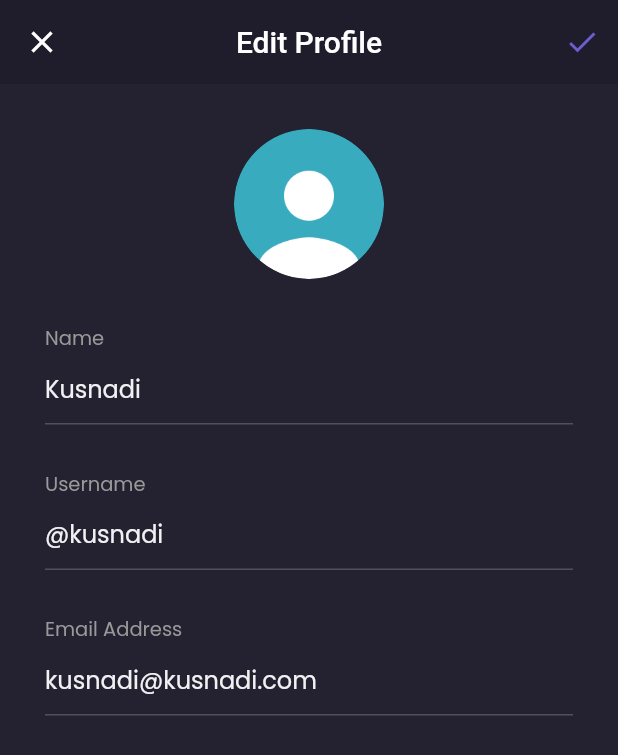
After one commit to aceeenn/sepatuku-mobile, a Flutter app: the EditProfilePage screen opened by its route, on a phone screen of 412 x 824 dp. The commit adds this screen. Shown: the top 755 px of the screen. Run offline on Flutter 3.47's test engine with Material 2 defaults, Android fonts, the phone set to English and light mode, and no system bars; our stand-ins replace google_fonts.

Commit message:
add edit_profile_page

```diff
--- a/lib/main.dart
+++ b/lib/main.dart
@@ -2,6 +2,7 @@
 
 import 'package:flutter/material.dart';
 import 'package:sepatuku/pages/detail_chat_page.dart';
+import 'package:sepatuku/pages/home/edit_profile_page.dart';
 import 'package:sepatuku/pages/home/main_page.dart';
 import 'package:sepatuku/pages/sign_in_page.dart';
 import 'package:sepatuku/pages/sign_up_page.dart';
@@ -23,6 +24,7 @@
         '/sign-up': (context) => SignUpPage(),
         '/home': (context) => MainPage(),
         '/detail-chat': (context) => DetailChatPage(),
+        '/edit-profile': (context) => EditProfilePage(),
       },
     );
   }
--- /dev/null
+++ b/lib/pages/home/edit_profile_page.dart
@@ -0,0 +1,169 @@
+// ignore_for_file: prefer_const_constructors
+
+import 'package:flutter/material.dart';
+import 'package:sepatuku/theme.dart';
+
+class EditProfilePage extends StatelessWidget {
+  const EditProfilePage({Key? key}) : super(key: key);
+
+  @override
+  Widget build(BuildContext context) {
+    PreferredSizeWidget header() {
+      return AppBar(
+        leading: IconButton(
+          icon: Icon(Icons.close),
+          onPressed: () {
+            Navigator.pop(context);
+          },
+        ),
+        backgroundColor: backgroundColor1,
+        elevation: 0,
+        centerTitle: true,
+        title: Text(
+          'Edit Profile',
+        ),
+        actions: [
+          IconButton(
+            icon: Icon(
+              Icons.check,
+              color: primaryColor,
+            ),
+            onPressed: () {},
+          ),
+        ],
+      );
+    }
+
+    Widget nameInput() {
+      return Container(
+        margin: EdgeInsets.only(
+          top: 30,
+        ),
+        child: Column(
+          crossAxisAlignment: CrossAxisAlignment.start,
+          children: [
+            Text(
+              'Name',
+              style: secondaryTextStyle.copyWith(
+                fontSize: 13,
+              ),
+            ),
+            TextFormField(
+              style: primaryTextStyle,
+              decoration: InputDecoration(
+                hintText: 'Kusnadi',
+                hintStyle: primaryTextStyle,
+                enabledBorder: UnderlineInputBorder(
+                  borderSide: BorderSide(
+                    color: subtitleColor,
+                  ),
+                ),
+              ),
+            ),
+          ],
+        ),
+      );
+    }
+
+    Widget usernameInput() {
+      return Container(
+        margin: EdgeInsets.only(
+          top: 30,
+        ),
+        child: Column(
+          crossAxisAlignment: CrossAxisAlignment.start,
+          children: [
+            Text(
+              'Username',
+              style: secondaryTextStyle.copyWith(
+                fontSize: 13,
+              ),
+            ),
+            TextFormField(
+              style: primaryTextStyle,
+              decoration: InputDecoration(
+                hintText: '@kusnadi',
+                hintStyle: primaryTextStyle,
+                enabledBorder: UnderlineInputBorder(
+                  borderSide: BorderSide(
+                    color: subtitleColor,
+                  ),
+                ),
+              ),
+            ),
+          ],
+        ),
+      );
+    }
+
+    Widget emailInput() {
+      return Container(
+        margin: EdgeInsets.only(
+          top: 30,
+        ),
+        child: Column(
+          crossAxisAlignment: CrossAxisAlignment.start,
+          children: [
+            Text(
+              'Email Address',
+              style: secondaryTextStyle.copyWith(
+                fontSize: 13,
+              ),
+            ),
+            TextFormField(
+              style: primaryTextStyle,
+              decoration: InputDecoration(
+                hintText: 'kusnadi@kusnadi.com',
+                hintStyle: primaryTextStyle,
+                enabledBorder: UnderlineInputBorder(
+                  borderSide: BorderSide(
+                    color: subtitleColor,
+                  ),
+                ),
+              ),
+            ),
+          ],
+        ),
+      );
+    }
+
+    Widget content() {
+      return Container(
+        width: double.infinity,
+        padding: EdgeInsets.symmetric(
+          horizontal: defaultMargin,
+        ),
+        child: Column(
+          crossAxisAlignment: CrossAxisAlignment.center,
+          children: [
+            Container(
+              width: 100,
+              height: 100,
+              margin: EdgeInsets.only(
+                top: defaultMargin,
+              ),
+              decoration: BoxDecoration(
+                shape: BoxShape.circle,
+                image: DecorationImage(
+                  image: AssetImage(
+                    'assets/image_profile.png',
+                  ),
+                ),
+              ),
+            ),
+            nameInput(),
+            usernameInput(),
+            emailInput(),
+          ],
+        ),
+      );
+    }
+
+    return Scaffold(
+      backgroundColor: backgroundColor3,
+      appBar: header(),
+      body: content(),
+      resizeToAvoidBottomInset: false,
+    );
+  }
+}
--- a/lib/pages/home/main_page.dart
+++ b/lib/pages/home/main_page.dart
@@ -135,7 +135,7 @@
     }
 
     return Scaffold(
-      backgroundColor: backgroundColor1,
+      backgroundColor: currentIndex == 0 ? backgroundColor1 : backgroundColor3,
       floatingActionButton: cartButton(),
       floatingActionButtonLocation: FloatingActionButtonLocation.centerDocked,
       bottomNavigationBar: customBottomNav(),
--- a/lib/pages/home/profile_page.dart
+++ b/lib/pages/home/profile_page.dart
@@ -6,7 +6,7 @@
 class ProfilePage extends StatelessWidget {
   const ProfilePage({Key? key}) : super(key: key);
 
-  Widget header() {
+  Widget header(BuildContext context) {
     return AppBar(
       backgroundColor: backgroundColor1,
       automaticallyImplyLeading: false,
@@ -47,9 +47,15 @@
                   ],
                 ),
               ),
-              Image.asset(
-                'assets/button_exit.png',
-                width: 20,
+              GestureDetector(
+                onTap: () {
+                  Navigator.pushNamedAndRemoveUntil(
+                      context, '/sign-in', (route) => false);
+                },
+                child: Image.asset(
+                  'assets/button_exit.png',
+                  width: 20,
+                ),
               ),
             ],
           ),
@@ -79,7 +85,7 @@
     );
   }
 
-  Widget content() {
+  Widget content(BuildContext context) {
     return Expanded(
       child: Container(
         width: double.infinity,
@@ -102,8 +108,13 @@
                 fontWeight: semiBold,
               ),
             ),
-            menuItem(
-              'Edit Profile',
+            GestureDetector(
+              onTap: () {
+                Navigator.pushNamed(context, '/edit-profile');
+              },
+              child: menuItem(
+                'Edit Profile',
+              ),
             ),
             menuItem(
               'Your Orders',
@@ -140,8 +151,8 @@
   Widget build(BuildContext context) {
     return Column(
       children: [
-        header(),
-        content(),
+        header(context),
+        content(context),
       ],
     );
   }
```
